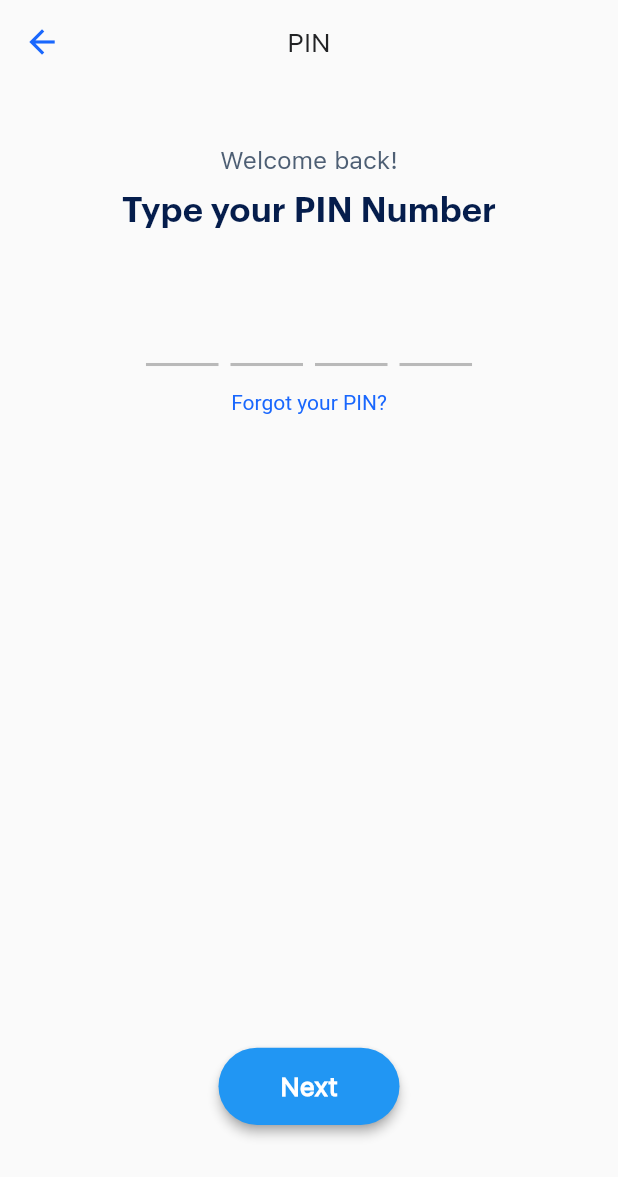
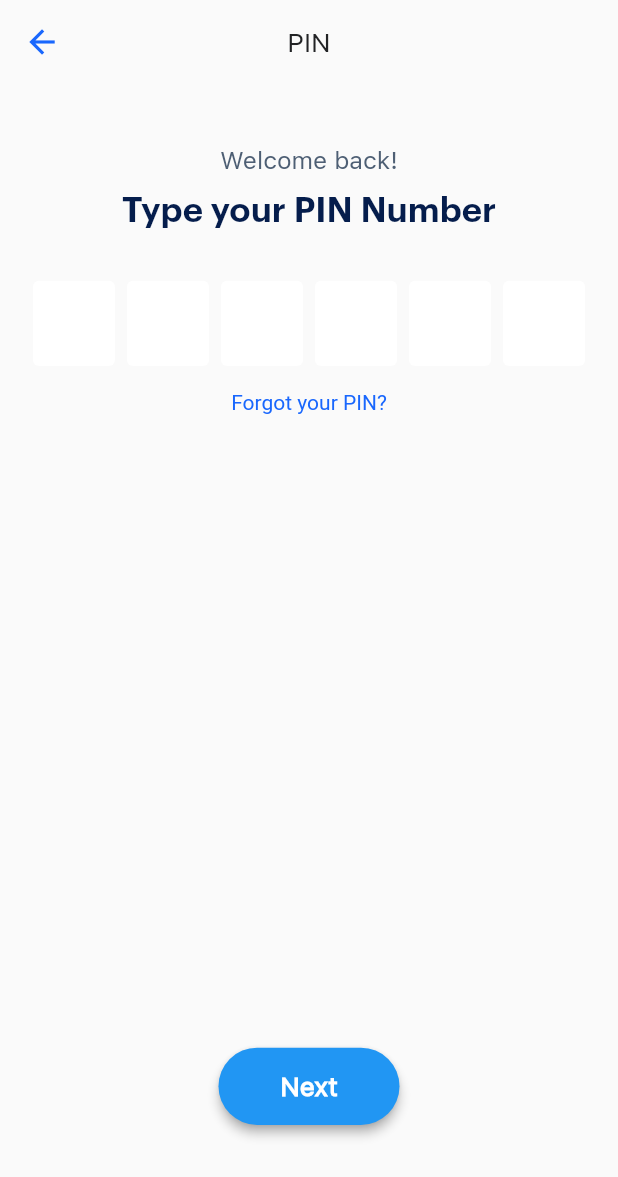
Before and after one commit to milind-nagarro/flutter_starter_kit, a Flutter app: the VerifyPinScreen screen opened by its route, on a phone screen of 412 x 824 dp. Shown: the top 1177 px of the screen. Run offline on Flutter 3.47's test engine with Material 2 defaults, Android fonts, the light colour scheme and no system bars; our stand-ins replace bloc, chopper, equatable, firebase_analytics, firebase_core, firebase_crashlytics and 7 more; accounts and stored records are empty; generated files the repository leaves out were written again.

Commit message:
design: pinput migrated to the new updated design

```diff
--- a/lib/app/resources/style.dart
+++ b/lib/app/resources/style.dart
@@ -129,57 +129,43 @@
   }
 
   static PinTheme defaultPinTheme = PinTheme(
-    width: 44.w,
+    width: 52.w,
     height: 56.h,
     textStyle: TextStyle(color: Colors.black, fontSize: 32.sp),
-    decoration: const BoxDecoration(),
+    decoration: BoxDecoration(
+      color: Colors.white,
+      borderRadius: BorderRadius.all(Radius.circular(4.r)),
+    ),
   );
 
   static PinTheme submittedPinTheme = PinTheme(
-    width: 44.w,
+    width: 52.w,
     height: 56.h,
     textStyle: TextStyle(color: Colors.black, fontSize: 32.sp),
-    decoration: const BoxDecoration(
-        border: Border(bottom: BorderSide(width: 3, color: Colors.black26))),
+    decoration: BoxDecoration(
+      color: Colors.white,
+      borderRadius: BorderRadius.all(Radius.circular(4.r)),
+    ),
   );
 
   static PinTheme focusedPinTheme = PinTheme(
-    width: 44.w,
+    width: 52.w,
     height: 56.h,
     textStyle: TextStyle(color: Colors.black, fontSize: 32.sp),
     decoration: BoxDecoration(
-      color: cursorColor,
-      shape: BoxShape.rectangle,
-      boxShadow: const [
-        BoxShadow(color: cursorColor, spreadRadius: 0),
-      ],
-      borderRadius: BorderRadius.only(
-        topLeft: Radius.circular(4.r),
-        topRight: Radius.circular(4.r),
-      ),
+      color: Colors.white,
+      border: Border.all(
+          color: Colors.blue, // set border color
+          width: 2.0), // set border width
+      borderRadius:
+          BorderRadius.all(Radius.circular(4.r)), // set rounded corner radius
     ),
   );
 
   static PinTheme errorPinTheme = PinTheme(
-    width: 44.w,
-    height: 56.h,
-    textStyle: TextStyle(color: alertRed, fontSize: 32.sp),
-    decoration: const BoxDecoration(
-        border: Border(bottom: BorderSide(width: 3, color: errorColor))),
-  );
-
-  static Column preFilledWidget = Column(
-    mainAxisAlignment: MainAxisAlignment.end,
-    children: [
-      Container(
-        width: 44.w,
-        height: 2.h,
-        decoration: const BoxDecoration(
-          color: Colors.black26,
-        ),
-      ),
-    ],
-  );
+      width: 52.w,
+      height: 56.h,
+      textStyle: TextStyle(color: alertRed, fontSize: 32.sp));
 
   static Widget smallTextButton(String title, {Function()? onPressed}) {
     return TextButton(onPressed: onPressed, child: Text(title));
--- a/lib/ui/module/verification/verification.dart
+++ b/lib/ui/module/verification/verification.dart
@@ -72,7 +72,6 @@
                             defaultPinTheme: FABWidget.defaultPinTheme,
                             showCursor: false,
                             focusedPinTheme: FABWidget.focusedPinTheme,
-                            preFilledWidget: FABWidget.preFilledWidget,
                             submittedPinTheme: FABWidget.submittedPinTheme,
                             forceErrorState: state.serverValidationStatus ==
                                 ValidationState.invalid,
```
Also changed, not shown: lib/ui/module/login/verify_pin/verify_pin_screen.dart (+3 -101 lines), lib/ui/module/setup_confirm_pin/setup_confirm_pin_screen.dart (+1 -6 lines), 1 other file.
